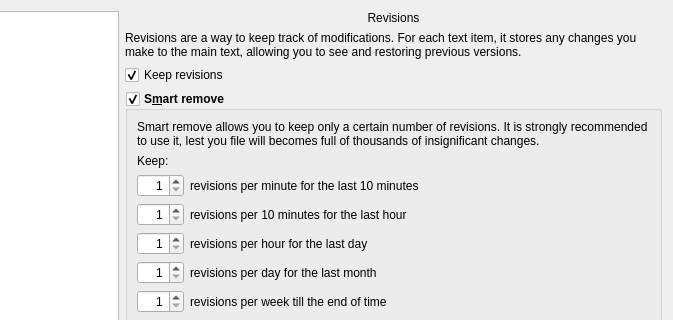
Old version of the form manuskript/ui/settings_ui.ui in the repository olivierkes/manuskript; both pictures show x 130 to 803 and y 0 to 320 of the 803 by 623 pixel window.
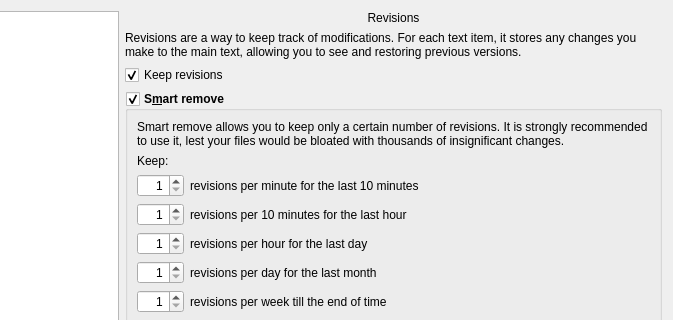
New version of the form. The open tabs and pages were chosen to show the change. Icons and pictures are not drawn.

The edit to the form file:
```diff
--- a/manuskript/ui/settings_ui.ui
+++ b/manuskript/ui/settings_ui.ui
@@ -562,7 +562,7 @@
              </font>
             </property>
             <property name="text">
-             <string>Smart remove allows you to keep only a certain number of revisions. It is strongly recommended to use it, lest you file will becomes full of thousands of insignificant changes.</string>
+             <string>Smart remove allows you to keep only a certain number of revisions. It is strongly recommended to use it, lest your files would be bloated with thousands of insignificant changes.</string>
             </property>
             <property name="wordWrap">
              <bool>true</bool>
```
